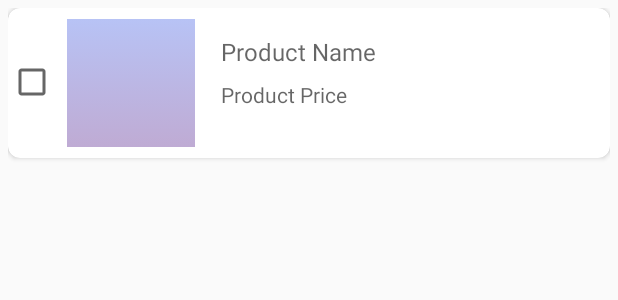
After one commit to sandeepbhattarai48/HelloSewa, an Android app: the layout cart_list_item.xml on its own in the app's theme, with its tools: preview values and no code run, on a phone screen of 412 x 824 dp. The commit adds this screen. Shown: the top 300 px of the screen. Run offline under Robolectric (Android 15) with nearby library versions, the phone set to English and light mode, and no system bars.

Commit message:
Strings Changed...

```diff
--- a/app/build.gradle
+++ b/app/build.gradle
@@ -30,4 +30,7 @@ dependencies {
     androidTestImplementation 'androidx.test.espresso:espresso-core:3.1.1'
     implementation 'androidx.navigation:navigation-fragment:2.0.0'
     implementation 'androidx.navigation:navigation-ui:2.1.0'
+
+    implementation 'com.android.support:recyclerview-v7:29.0.0'
+
 }
--- /dev/null
+++ b/app/src/main/res/layout/cart_list_item.xml
@@ -0,0 +1,61 @@
+<?xml version="1.0" encoding="utf-8"?>
+<LinearLayout xmlns:android="http://schemas.android.com/apk/res/android"
+    xmlns:app="http://schemas.android.com/apk/res-auto"
+    android:orientation="horizontal"
+    android:padding="5dp"
+    android:layout_width="match_parent"
+    android:layout_height="match_parent">
+
+<androidx.cardview.widget.CardView
+    app:cardCornerRadius="@dimen/radius_small"
+    android:layout_width="match_parent"
+    android:layout_height="wrap_content"
+    >
+
+
+<LinearLayout
+    android:orientation="horizontal"
+    android:layout_width="match_parent"
+    android:layout_height="wrap_content">
+
+    <androidx.appcompat.widget.AppCompatCheckBox
+        android:id="@+id/cart_checkbox"
+        android:layout_width="wrap_content"
+        android:layout_height="70dp"
+        android:layout_gravity="center"
+        android:autoText="false" />
+
+    <ImageView
+        android:id="@+id/cart_product_image"
+        android:padding="@dimen/padding_small"
+        android:src="@drawable/nav_background"
+        android:layout_width="100dp"
+        android:layout_height="100dp"/>
+
+    <LinearLayout
+        android:padding="10dp"
+        android:orientation="vertical"
+        android:layout_width="match_parent"
+        android:layout_height="wrap_content">
+
+        <TextView
+            android:id="@+id/cart_product_name"
+            android:textSize="@dimen/text_size_medium"
+            android:layout_marginTop="@dimen/margin_top"
+            android:hint="@string/product_name"
+            android:layout_width="match_parent"
+            android:layout_height="wrap_content"/>
+
+        <TextView
+            android:id="@+id/cart_product_price"
+            android:layout_marginTop="@dimen/margin_top"
+            android:hint="@string/product_price"
+            android:layout_width="match_parent"
+            android:layout_height="wrap_content"/>
+
+</LinearLayout>
+
+</LinearLayout>
+</androidx.cardview.widget.CardView>
+
+</LinearLayout>
--- a/app/src/main/res/values/dimens.xml
+++ b/app/src/main/res/values/dimens.xml
@@ -8,4 +8,8 @@
     <dimen name="margin_search">24dp</dimen>
     <dimen name="search_layout_height">30dp</dimen>
     <dimen name="padding_medium">16dp</dimen>
+    <dimen name="padding_small">7dp</dimen>
+    <dimen name="margin_top">8dp</dimen>
+    <dimen name="text_size_medium">16sp</dimen>
+
 </resources>
--- a/app/src/main/res/values/strings.xml
+++ b/app/src/main/res/values/strings.xml
@@ -1,5 +1,7 @@
 <resources>
     <string name="app_name">HelloSewa</string>
+    <string name="product_name">Product Name</string>
+    <string name="product_price">Product Price</string>
     <string name="search_text">Search</string>
-    <string name="product_image_slider">Product image slider</string>
+    <string name="product_image_slider">Product Image Slider</string>
 </resources>
```
Also changed, not shown: app/src/main/java/com/hellosewa/cartFragment/CartList.java (added, +44 -0 lines), app/src/main/res/layout/cart_fragment.xml (+4 -3 lines), app/src/main/res/layout/live_care_fragment.xml (+6 -6 lines).
